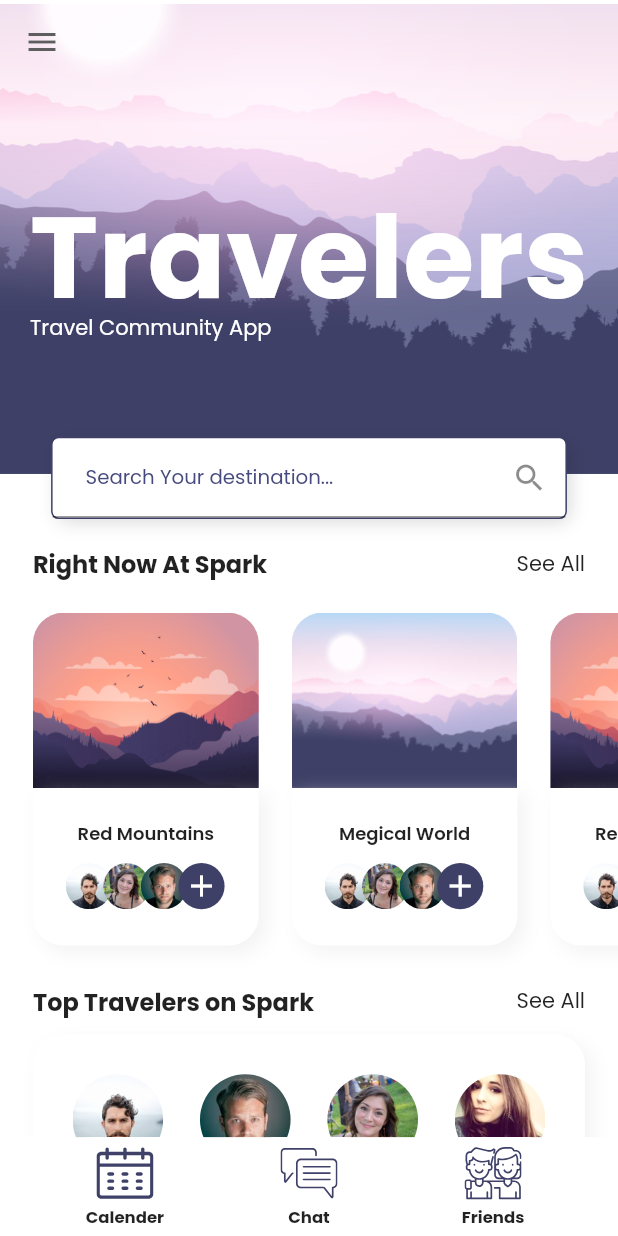
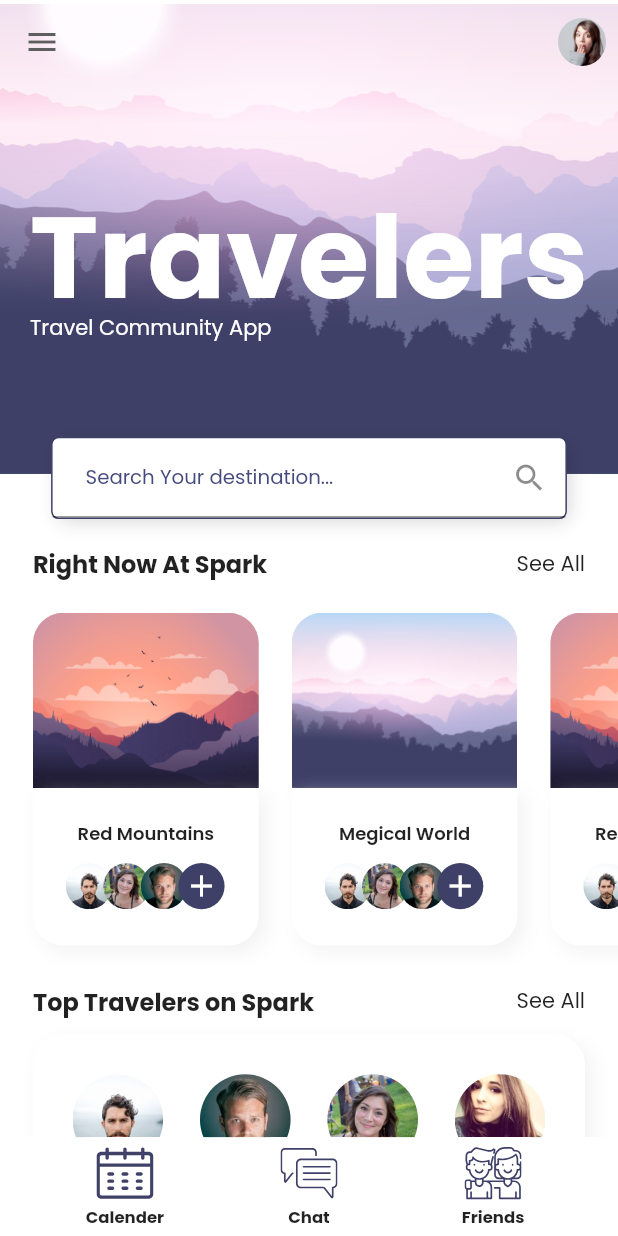
Before and after one commit to AmmarHussien/travel_app_ui, a Flutter app: the screen it shows after launch, on a phone screen of 412 x 824 dp. Run offline on Flutter 3.47's test engine with Material 2 defaults, Android fonts, the phone set to English and light mode, and no system bars; our stand-ins replace flutter_svg, google_fonts.

Commit message:
event screen

```diff
--- /dev/null
+++ b/lib/components/app_bar.dart
@@ -0,0 +1,33 @@
+import 'package:flutter/material.dart';
+
+import '../constants.dart';
+
+AppBar buildAppBar({
+  bool isTransparent = false,
+  String? title,
+}) {
+  return AppBar(
+    backgroundColor: isTransparent ? Colors.transparent : Colors.white,
+    elevation: 0,
+    title: Text(
+      title ?? '',
+      style: const TextStyle(
+        color: kTextColor,
+        fontWeight: FontWeight.bold,
+      ),
+    ),
+    leading: IconButton(
+      onPressed: () {},
+      icon: const Icon(
+        Icons.menu,
+        color: kIconColor,
+      ),
+    ),
+    actions: [
+      IconButton(
+        onPressed: () {},
+        icon: ClipOval(child: Image.asset('assets/images/profile.png')),
+      ),
+    ],
+  );
+}
--- a/lib/components/place_card.dart
+++ b/lib/components/place_card.dart
@@ -1,9 +1,9 @@
-
 import 'package:flutter/material.dart';
+import 'package:intl/intl.dart';
 
 import '../constants.dart';
 import '../models/travel_spot.dart';
-import '../screens/components/travelers.dart';
+import '../screens/home/components/travelers.dart';
 import '../size_config.dart';
 
 class PlaceCard extends StatelessWidget {
@@ -11,19 +11,21 @@ class PlaceCard extends StatelessWidget {
     super.key,
     required this.travelSpot,
     required this.press,
+    this.isFullCard = false,
   });
 
   final TravelSpot travelSpot;
   final GestureTapCallback press;
+  final bool isFullCard;
 
   @override
   Widget build(BuildContext context) {
     return SizedBox(
-      width: getProportionateScreenWidth(137),
+      width: getProportionateScreenWidth(isFullCard ? 158 : 137),
       child: Column(
         children: [
           AspectRatio(
-            aspectRatio: 1.29,
+            aspectRatio: isFullCard ? 1.09 : 1.29,
             child: Container(
               decoration: BoxDecoration(
                 borderRadius: const BorderRadius.only(
@@ -40,7 +42,7 @@ class PlaceCard extends StatelessWidget {
             ),
           ),
           Container(
-            width: getProportionateScreenWidth(137),
+            width: getProportionateScreenWidth(isFullCard ? 158 : 137),
             padding: EdgeInsets.all(
               getProportionateScreenWidth(kDefaultPadding),
             ),
@@ -56,11 +58,22 @@ class PlaceCard extends StatelessWidget {
               children: [
                 Text(
                   travelSpot.name,
-                  style: const TextStyle(
-                    fontSize: 12,
+                  textAlign: TextAlign.center,
+                  style: TextStyle(
+                    fontSize: isFullCard ? 17 : 12,
                     fontWeight: FontWeight.w600,
                   ),
                 ),
+                if (isFullCard)
+                  Text(
+                    travelSpot.date.day.toString(),
+                    style: Theme.of(context).textTheme.headlineMedium!.copyWith(
+                          fontWeight: FontWeight.bold,
+                        ),
+                  ),
+                if (isFullCard)
+                  Text(
+                      '${DateFormat.MMMM().format(travelSpot.date)} ${travelSpot.date.year}'),
                 const VerticalSpacing(
                   of: 10,
                 ),
--- a/lib/main.dart
+++ b/lib/main.dart
@@ -1,6 +1,6 @@
 import 'package:flutter/material.dart';
 import 'package:google_fonts/google_fonts.dart';
-import 'package:travel_app_ui/screens/home_screen.dart';
+import 'package:travel_app_ui/screens/home/home_screen.dart';
 
 import 'constants.dart';
 
--- a/lib/screens/components/body.dart
+++ b/lib/screens/home/components/body.dart
@@ -1,3 +1,4 @@
+
 import 'package:flutter/material.dart';
 
 import 'package:travel_app_ui/size_config.dart';
--- a/lib/screens/components/home_header.dart
+++ b/lib/screens/home/components/home_header.dart
@@ -1,6 +1,6 @@
 import 'package:flutter/material.dart';
 
-import '../../size_config.dart';
+import '../../../size_config.dart';
 import 'search_field.dart';
 
 class HomeHeader extends StatelessWidget {
--- a/lib/screens/components/search_field.dart
+++ b/lib/screens/home/components/search_field.dart
@@ -1,7 +1,7 @@
 import 'package:flutter/material.dart';
 
-import '../../constants.dart';
-import '../../size_config.dart';
+import '../../../constants.dart';
+import '../../../size_config.dart';
 
 class SearchField extends StatelessWidget {
   const SearchField({
--- a/lib/screens/components/travelers.dart
+++ b/lib/screens/home/components/travelers.dart
@@ -1,8 +1,8 @@
 import 'package:flutter/material.dart';
 import 'package:travel_app_ui/models/user.dart';
 
-import '../../constants.dart';
-import '../../size_config.dart';
+import '../../../constants.dart';
+import '../../../size_config.dart';
 
 class Travelers extends StatelessWidget {
   const Travelers({
--- a/lib/screens/components/user_card.dart
+++ b/lib/screens/home/components/user_card.dart
@@ -1,8 +1,8 @@
 
 import 'package:flutter/material.dart';
 
-import '../../models/user.dart';
-import '../../size_config.dart';
+import '../../../models/user.dart';
+import '../../../size_config.dart';
 
 class UserCard extends StatelessWidget {
   const UserCard({
--- /dev/null
+++ b/lib/screens/home/home_screen.dart
@@ -0,0 +1,21 @@
+import 'package:flutter/material.dart';
+import 'package:travel_app_ui/size_config.dart';
+
+import '../../components/app_bar.dart';
+import '../../components/custom_nav_bar.dart';
+import 'components/body.dart';
+
+class HomeScreen extends StatelessWidget {
+  const HomeScreen({super.key});
+
+  @override
+  Widget build(BuildContext context) {
+    SizeConfig().init(context);
+    return Scaffold(
+      extendBodyBehindAppBar: true,
+      appBar: buildAppBar(isTransparent: true),
+      body: const Body(),
+      bottomNavigationBar: const CustomNavBar(),
+    );
+  }
+}
--- a/lib/screens/home_screen.dart
+++ /dev/null
@@ -1,41 +0,0 @@
-import 'package:flutter/material.dart';
-import 'package:travel_app_ui/constants.dart';
-import 'package:travel_app_ui/screens/components/body.dart';
-import 'package:travel_app_ui/size_config.dart';
-
-import '../components/custom_nav_bar.dart';
-
-class HomeScreen extends StatelessWidget {
-  const HomeScreen({super.key});
-
-  @override
-  Widget build(BuildContext context) {
-    SizeConfig().init(context);
-    return Scaffold(
-      extendBodyBehindAppBar: true,
-      appBar: buildAppBar(),
-      body: const Body(),
-      bottomNavigationBar: const CustomNavBar(),
-    );
-  }
-
-  AppBar buildAppBar() {
-    return AppBar(
-      backgroundColor: Colors.transparent,
-      elevation: 0,
-      leading: IconButton(
-        onPressed: () {},
-        icon: const Icon(
-          Icons.menu,
-          color: kIconColor,
-        ),
-      ),
-      actions: [
-        IconButton(
-          onPressed: () {},
-          icon: ClipOval(child: Image.asset('assets/icons/chat.svg')),
-        ),
-      ],
-    );
-  }
-}
```
Also changed, not shown: lib/components/custom_nav_bar.dart (+8 -2 lines), lib/screens/events/components/body.dart (+87 -0 lines), lib/screens/events/events_screen.dart (+18 -0 lines), lib/screens/home/components/populer_places.dart (renamed from lib/screens/components/populer_places.dart, +4 -4 lines), lib/screens/home/components/top_travelers.dart (renamed from lib/screens/components/top_travelers.dart, +4 -4 lines).
